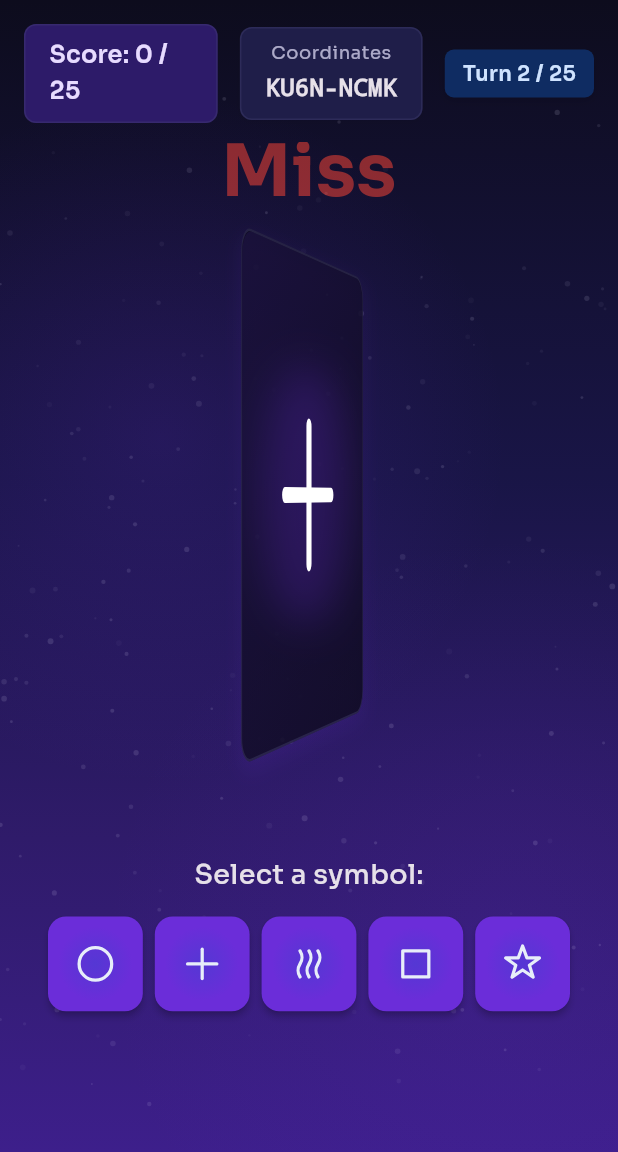
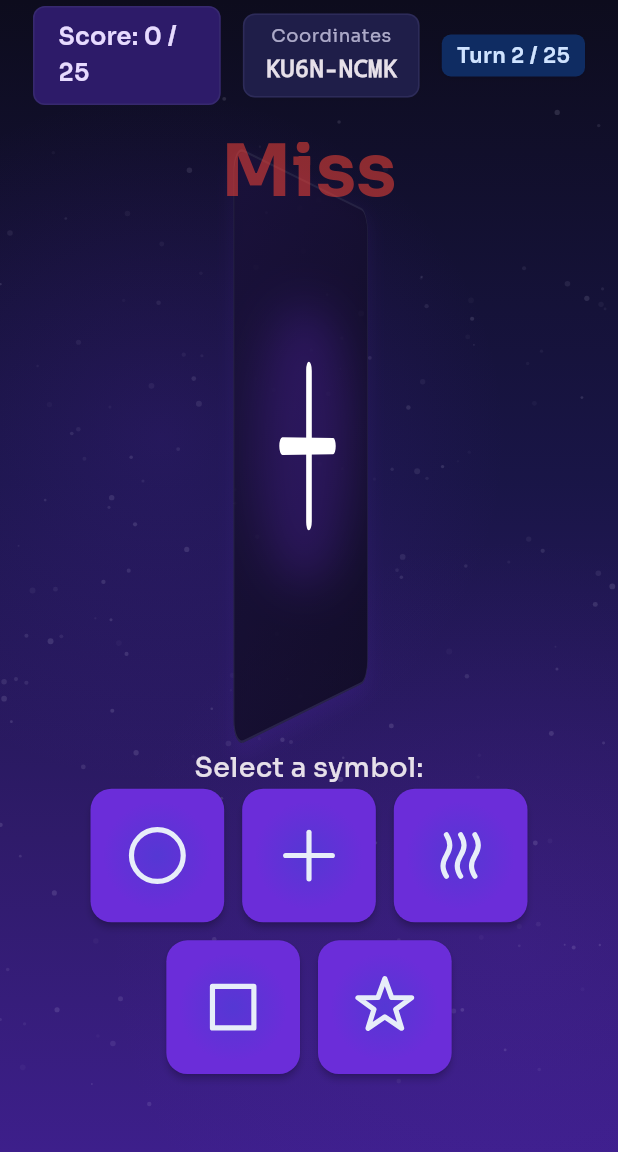
Before and after one commit to supasebie/PsychicTournament, a Flutter app: the ZenerGameScreen screen opened by its route, after a tap on an icon or button, on a phone screen of 412 x 824 dp, the part 84-1236 px from its top. Run offline on Flutter 3.47's test engine with Material 3 defaults, Android fonts, the phone set to English and light mode, and no system bars; our stand-ins replace fl_chart, flutter_svg, google_fonts, google_mobile_ads, sqflite, supabase_flutter and 1 more; accounts and stored records are empty; network calls fail.

Commit message:
changess to the zener game screen, larger buttons, etc.

```diff
--- a/lib/screens/zener_game_screen.dart
+++ b/lib/screens/zener_game_screen.dart
@@ -650,10 +650,12 @@ class _ZenerGameScreenState extends State<ZenerGameScreen> {
             children: [
               // Main game content
               Padding(
-                padding: const EdgeInsets.all(16.0),
-                child: SingleChildScrollView(
-                  physics: const BouncingScrollPhysics(),
+                padding: const EdgeInsets.symmetric(
+                  horizontal: 22.0,
+                  vertical: 4.0,
+                ),
                 child: Column(
+                  mainAxisSize: MainAxisSize.max,
                   children: [
                     // Game info section with animations
                     AnimatedContainer(
@@ -701,15 +703,13 @@ class _ZenerGameScreenState extends State<ZenerGameScreen> {
                                         color: Theme.of(
                                           context,
                                         ).shadowColor.withValues(alpha: 0.1),
-                                          blurRadius: 4,
-                                          offset: const Offset(0, 2),
+                                        blurRadius: 3,
+                                        offset: const Offset(0, 1),
                                       ),
                                     ],
                                   ),
                                   child: AnimatedSwitcher(
-                                      duration: const Duration(
-                                        milliseconds: 300,
-                                      ),
+                                    duration: const Duration(milliseconds: 300),
                                     child: Text(
                                       'Turn ${_currentTurn > 25 ? 25 : _currentTurn} / 25',
                                       key: ValueKey(_currentTurn),
@@ -718,9 +718,9 @@ class _ZenerGameScreenState extends State<ZenerGameScreen> {
                                           .bodyMedium
                                           ?.copyWith(
                                             fontWeight: FontWeight.w600,
-                                              color: Theme.of(context)
-                                                  .colorScheme
-                                                  .onSecondaryContainer,
+                                            color: Theme.of(
+                                              context,
+                                            ).colorScheme.onSecondaryContainer,
                                           ),
                                     ),
                                   ),
@@ -758,8 +758,8 @@ class _ZenerGameScreenState extends State<ZenerGameScreen> {
                               AnimatedContainer(
                                 duration: const Duration(milliseconds: 300),
                                 padding: const EdgeInsets.symmetric(
-                                    horizontal: 16,
-                                    vertical: 8,
+                                  horizontal: 14,
+                                  vertical: 6,
                                 ),
                                 decoration: BoxDecoration(
                                   color: Theme.of(
@@ -767,9 +767,7 @@ class _ZenerGameScreenState extends State<ZenerGameScreen> {
                                   ).colorScheme.surfaceContainerHighest,
                                   borderRadius: BorderRadius.circular(8),
                                   border: Border.all(
-                                      color: Theme.of(context)
-                                          .colorScheme
-                                          .outline
+                                    color: Theme.of(context).colorScheme.outline
                                         .withValues(alpha: 0.3),
                                   ),
                                   boxShadow: [
@@ -796,7 +794,7 @@ class _ZenerGameScreenState extends State<ZenerGameScreen> {
                                                 .withValues(alpha: 0.7),
                                           ),
                                     ),
-                                      const SizedBox(height: 4),
+                                    const SizedBox(height: 2),
                                     AnimatedDefaultTextStyle(
                                       duration: const Duration(
                                         milliseconds: 300,
@@ -821,8 +819,8 @@ class _ZenerGameScreenState extends State<ZenerGameScreen> {
                                 child: AnimatedContainer(
                                   duration: const Duration(milliseconds: 300),
                                   padding: const EdgeInsets.symmetric(
-                                      horizontal: 12,
-                                      vertical: 6,
+                                    horizontal: 10,
+                                    vertical: 4,
                                   ),
                                   decoration: BoxDecoration(
                                     color: Theme.of(
@@ -834,15 +832,13 @@ class _ZenerGameScreenState extends State<ZenerGameScreen> {
                                         color: Theme.of(
                                           context,
                                         ).shadowColor.withValues(alpha: 0.1),
-                                          blurRadius: 4,
-                                          offset: const Offset(0, 2),
+                                        blurRadius: 3,
+                                        offset: const Offset(0, 1),
                                       ),
                                     ],
                                   ),
                                   child: AnimatedSwitcher(
-                                      duration: const Duration(
-                                        milliseconds: 300,
-                                      ),
+                                    duration: const Duration(milliseconds: 300),
                                     child: Text(
                                       'Turn ${_currentTurn > 25 ? 25 : _currentTurn} / 25',
                                       key: ValueKey(_currentTurn),
@@ -851,9 +847,9 @@ class _ZenerGameScreenState extends State<ZenerGameScreen> {
                                           .bodyMedium
                                           ?.copyWith(
                                             fontWeight: FontWeight.w600,
-                                              color: Theme.of(context)
-                                                  .colorScheme
-                                                  .onSecondaryContainer,
+                                            color: Theme.of(
+                                              context,
+                                            ).colorScheme.onSecondaryContainer,
                                           ),
                                     ),
                                   ),
@@ -865,7 +861,7 @@ class _ZenerGameScreenState extends State<ZenerGameScreen> {
                       ),
                     ),
 
-                      const SizedBox(height: 24),
+                    const SizedBox(height: 8),
 
                     // Debug panel with slide animation
                     AnimatedSize(
@@ -874,10 +870,12 @@ class _ZenerGameScreenState extends State<ZenerGameScreen> {
                       child: _buildDebugPanel(),
                     ),
 
-                      const SizedBox(height: 64),
+                    const SizedBox(height: 22),
 
-                      // Card reveal area with enhanced animations
-                      AnimatedContainer(
+                    // Card reveal area with enhanced animations (expanded and centered)
+                    Expanded(
+                      child: Center(
+                        child: AnimatedContainer(
                           duration: const Duration(milliseconds: 300),
                           curve: Curves.easeInOut,
                           child: CardRevealWidget(
@@ -885,8 +883,8 @@ class _ZenerGameScreenState extends State<ZenerGameScreen> {
                             isRevealed: _isCardRevealed,
                           ),
                         ),
-
-                      const SizedBox(height: 64),
+                      ),
+                    ),
 
                     // Symbol selection area with staggered animations
                     AnimatedContainer(
@@ -898,9 +896,8 @@ class _ZenerGameScreenState extends State<ZenerGameScreen> {
                       ),
                     ),
 
-                      const SizedBox(height: 16),
+                    const SizedBox(height: 8),
                   ],
-                  ),
                 ),
               ),
 
--- a/lib/widgets/card_reveal_widget.dart
+++ b/lib/widgets/card_reveal_widget.dart
@@ -111,8 +111,6 @@ class _CardRevealWidgetState extends State<CardRevealWidget>
         final angle = _flipAnimation.value * math.pi;
 
         // Determine which side of the card to show
-        // When angle is less than pi/2, show the back (placeholder)
-        // When angle is greater than pi/2, show the front (revealed symbol)
         final showFront = angle >= math.pi / 2;
 
         // Apply perspective transform for 3D effect
@@ -122,8 +120,8 @@ class _CardRevealWidgetState extends State<CardRevealWidget>
             ..setEntry(3, 2, 0.001) // perspective
             ..rotateY(angle),
           child: Container(
-            width: 240,
-            height: 320,
+            width: 264.0, // 240 * 1.10
+            height: 352.0, // 320 * 1.10
             decoration: BoxDecoration(
               // Glass-like base to match the new style system
               color: cs.surface.withValues(alpha: 0.8),
@@ -203,8 +201,8 @@ class _CardRevealWidgetState extends State<CardRevealWidget>
                 mainAxisAlignment: MainAxisAlignment.center,
                 children: [
                   Container(
-                    width: 172,
-                    height: 172,
+                    width: 189.2, // 172 * 1.10
+                    height: 189.2, // 172 * 1.10
                     decoration: BoxDecoration(
                       shape: BoxShape.circle,
                       boxShadow: [
@@ -217,7 +215,7 @@ class _CardRevealWidgetState extends State<CardRevealWidget>
                     ),
                     child: SvgSymbol(
                       assetPath: symbol.assetPath,
-                      size: 162.0,
+                      size: 178.2, // 162 * 1.10
                       semanticLabel: symbol.displayName,
                     ),
                   ),
--- a/lib/widgets/symbol_selection_widget.dart
+++ b/lib/widgets/symbol_selection_widget.dart
@@ -20,7 +20,7 @@ class SymbolSelectionWidget extends StatelessWidget {
   @override
   Widget build(BuildContext context) {
     return Container(
-      padding: const EdgeInsets.all(16.0),
+      padding: const EdgeInsets.fromLTRB(10.0, 4.0, 10.0, 40.0),
       child: Column(
         mainAxisSize: MainAxisSize.min,
         children: [
@@ -28,30 +28,70 @@ class SymbolSelectionWidget extends StatelessWidget {
             'Select a symbol:',
             style: TextStyle(fontSize: 18, fontWeight: FontWeight.w500),
           ),
-          const SizedBox(height: 16),
+          const SizedBox(height: 2),
           LayoutBuilder(
             builder: (context, constraints) {
-              // Calculate responsive button size based on available width
-              final availableWidth = constraints.maxWidth;
-              final spacing = 8.0;
-              final buttonWidth = ((availableWidth - (4 * spacing)) / 5).clamp(
-                60.0,
-                80.0,
-              );
-              final buttonHeight = buttonWidth;
+              // Two-row layout: 3 on top, 2 on bottom
+              final double availableWidth = constraints.maxWidth;
+              final double spacing = 12.0;
 
-              return Wrap(
-                spacing: spacing,
-                runSpacing: spacing,
-                alignment: WrapAlignment.center,
-                children: ZenerSymbol.values.map((symbol) {
-                  return _buildSymbolButton(
-                    context,
-                    symbol,
-                    buttonWidth,
-                    buttonHeight,
-                  );
-                }).toList(),
+              // Compute square button size that fits BOTH rows
+              final double perTop =
+                  (availableWidth - spacing * 2) / 3; // 3 buttons, 2 gaps
+              final double perBottom =
+                  (availableWidth - spacing * 1) / 2; // 2 buttons, 1 gap
+              // Base size that fits both rows
+              double buttonSize = perTop;
+              if (buttonSize > perBottom) buttonSize = perBottom;
+              // Current baseline (previously reduced to ~75%)
+              buttonSize = buttonSize * 0.75;
+              // Increase by 10% per request
+              buttonSize = buttonSize * 1.10;
+              // Clamp to reasonable/accessibility-friendly bounds (also increased by 10%)
+              const double minButton = 59.4; // 54 * 1.10
+              const double maxButton = 105.6; // 96 * 1.10
+              if (buttonSize < minButton) buttonSize = minButton;
+              if (buttonSize > maxButton) buttonSize = maxButton;
+
+              final symbols = ZenerSymbol.values;
+              final topRow = symbols.sublist(0, 3);
+              final bottomRow = symbols.sublist(3);
+
+              return Column(
+                mainAxisSize: MainAxisSize.min,
+                children: [
+                  // Top row (3 symbols)
+                  Row(
+                    mainAxisAlignment: MainAxisAlignment.center,
+                    children: [
+                      for (int i = 0; i < topRow.length; i++) ...[
+                        _buildSymbolButton(
+                          context,
+                          topRow[i],
+                          buttonSize,
+                          buttonSize,
+                        ),
+                        if (i < topRow.length - 1) SizedBox(width: spacing),
+                      ],
+                    ],
+                  ),
+                  SizedBox(height: spacing),
+                  // Bottom row (2 symbols)
+                  Row(
+                    mainAxisAlignment: MainAxisAlignment.center,
+                    children: [
+                      for (int i = 0; i < bottomRow.length; i++) ...[
+                        _buildSymbolButton(
+                          context,
+                          bottomRow[i],
+                          buttonSize,
+                          buttonSize,
+                        ),
+                        if (i < bottomRow.length - 1) SizedBox(width: spacing),
+                      ],
+                    ],
+                  ),
+                ],
               );
             },
           ),
@@ -78,13 +118,13 @@ class SymbolSelectionWidget extends StatelessWidget {
         child: ElevatedButton(
           onPressed: buttonsEnabled ? () => onSymbolSelected(symbol) : null,
           style: ElevatedButton.styleFrom(
-            padding: const EdgeInsets.all(8),
+            padding: const EdgeInsets.all(10),
             shape: RoundedRectangleBorder(
-              borderRadius: BorderRadius.circular(12),
+              borderRadius: BorderRadius.circular(14),
             ),
             elevation: buttonsEnabled ? 2 : 0,
             // Ensure minimum touch target size for accessibility
-            minimumSize: const Size(44, 44),
+            minimumSize: const Size(48, 48),
           ),
           child: PurpleGlowShimmer(
             enabled: true,
@@ -93,13 +133,24 @@ class SymbolSelectionWidget extends StatelessWidget {
             highlightWidth: 0.24,
             child: SvgSymbol(
               assetPath: symbol.assetPath,
-              size: (buttonWidth * 0.55).clamp(28.0, 48.0),
+              // Increase icon size proportionally with larger buttons
+              size: _iconSizeFor(buttonWidth),
               semanticLabel: symbol.displayName,
-              // Svg remains white; purple glow/shimmer will tint/shine over it.
             ),
           ),
         ),
       ),
     );
   }
+
+  // Computes icon size as a double, scaled for current button sizing
+  double _iconSizeFor(double buttonWidth) {
+    double size = buttonWidth * 0.62;
+    // Adjust min/max to keep icons proportional (increase clamps by 10%)
+    const double minIcon = 29.7; // 27 * 1.10
+    const double maxIcon = 59.4; // 54 * 1.10
+    if (size < minIcon) size = minIcon;
+    if (size > maxIcon) size = maxIcon;
+    return size;
+  }
 }
```
Lines whose indentation alone changed are shown as unchanged.
